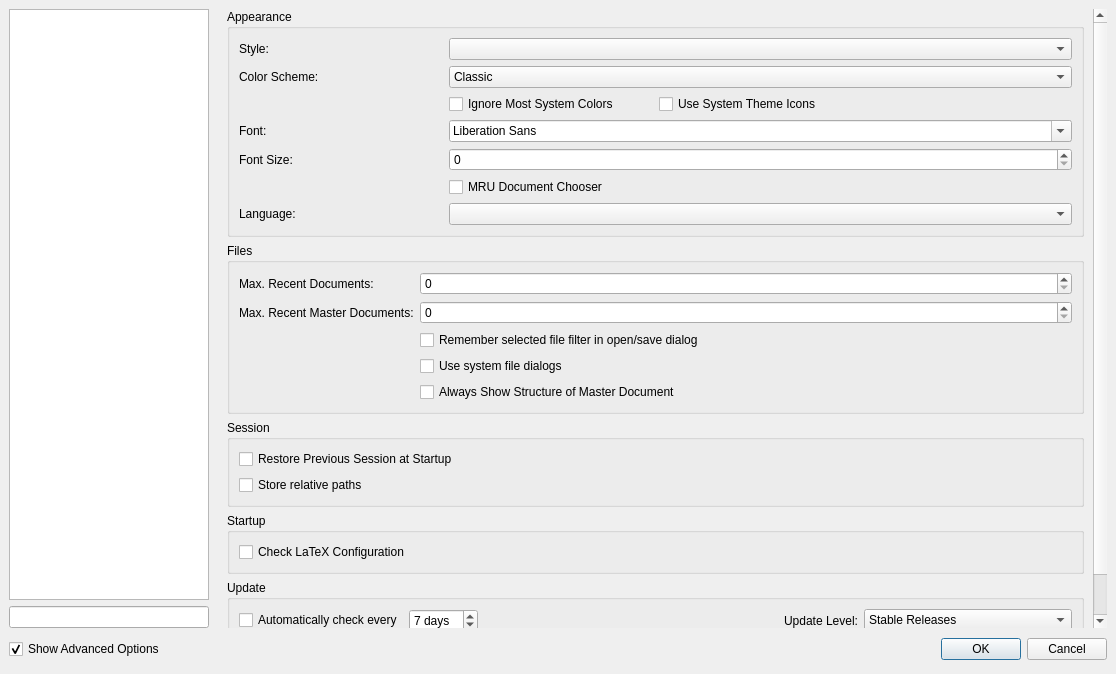
Above: src/configdialog.ui from texstudio-org/texstudio before the change. Below: the same form after it.
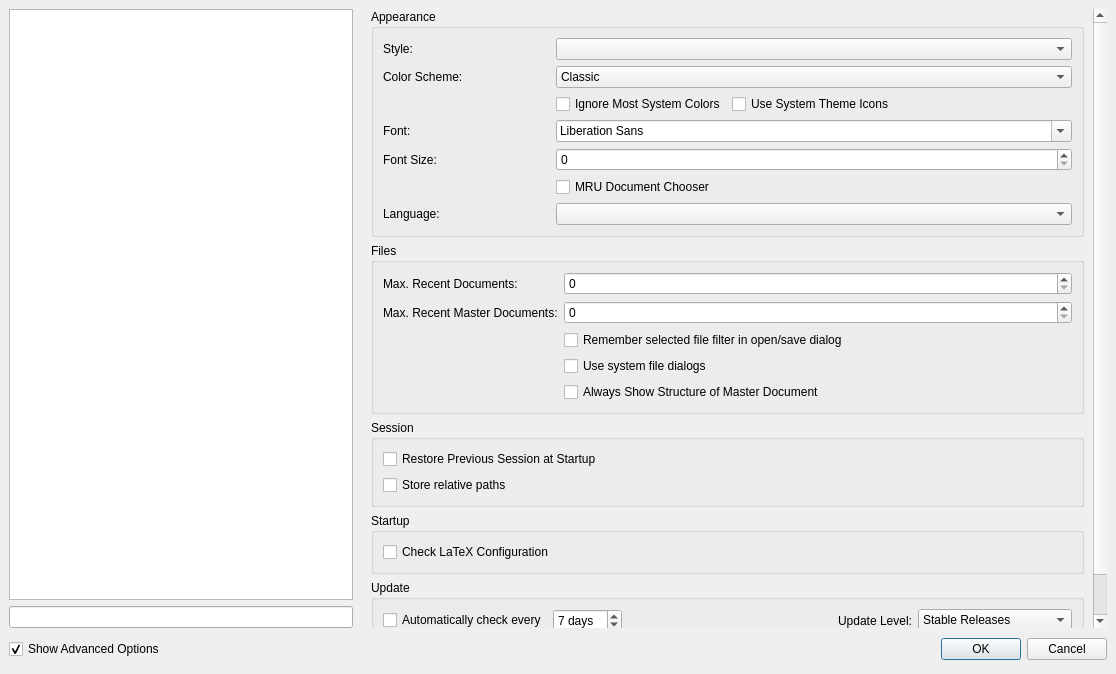
That is the form after the change. Icons and pictures are not drawn.

Commit message: fix #1058 add some doxygen descriptions

Patch:
```diff
--- a/src/configdialog.ui
+++ b/src/configdialog.ui
@@ -36,7 +36,7 @@
     <widget class="QListWidget" name="contentsWidget">
      <property name="sizePolicy">
       <sizepolicy hsizetype="Preferred" vsizetype="Expanding">
-       <horstretch>0</horstretch>
+       <horstretch>1</horstretch>
        <verstretch>0</verstretch>
       </sizepolicy>
      </property>
@@ -48,7 +48,7 @@
      </property>
      <property name="maximumSize">
       <size>
-       <width>170</width>
+       <width>400</width>
        <height>32000</height>
       </size>
      </property>
@@ -185,7 +185,7 @@
            <rect>
             <x>0</x>
             <y>0</y>
-            <width>866</width>
+            <width>746</width>
             <height>735</height>
            </rect>
           </property>
```
Left out of the diff: 2 changed lines with no effect on the pictures. Lines whose indentation alone changed are shown as unchanged. The commit also changes 2 other files.
